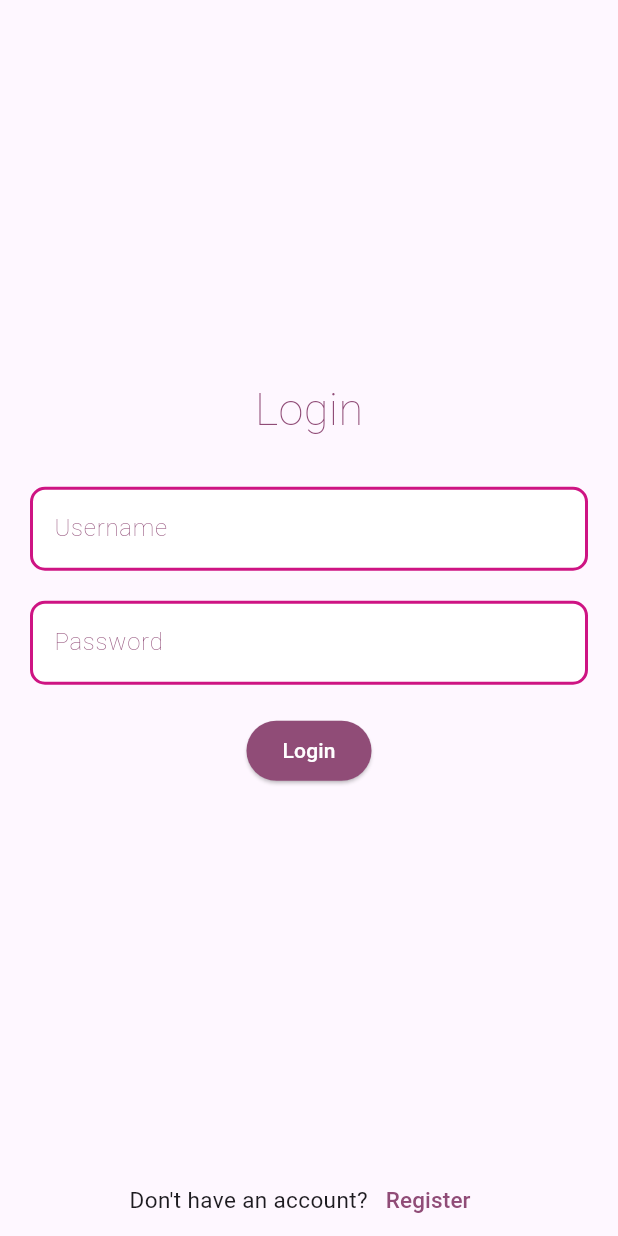
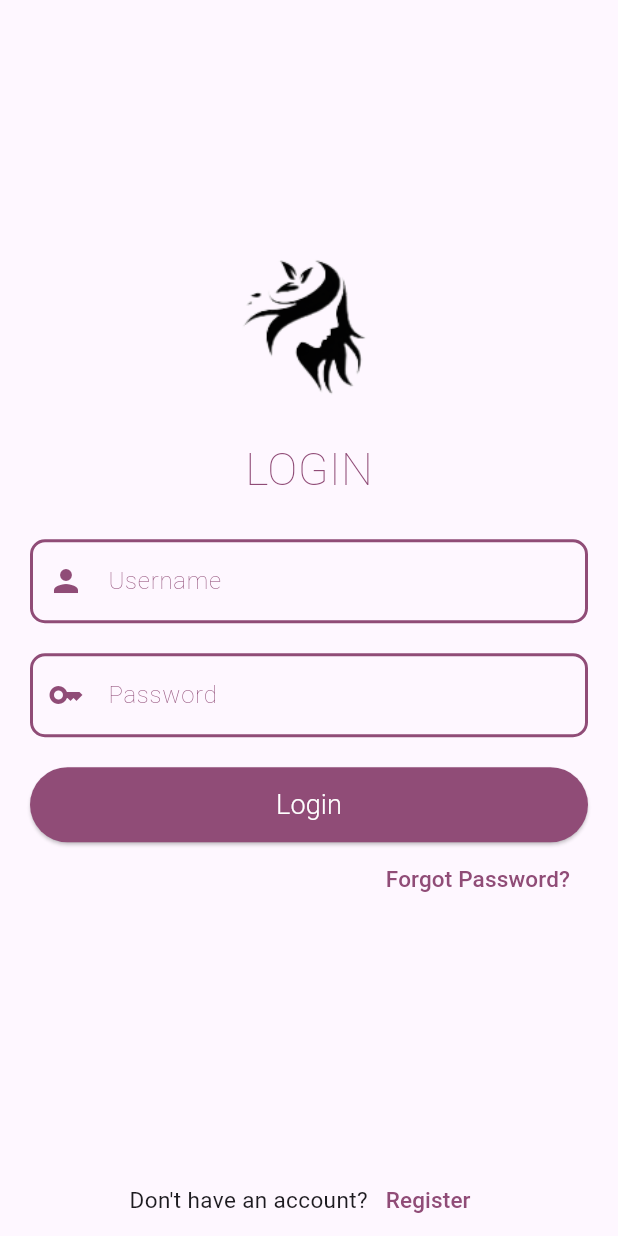
Before and after one commit to angelElizabethBerly/women_safety_app, a Flutter app: the screen it shows after launch, on a phone screen of 412 x 824 dp. Run offline on Flutter 3.47's test engine with Material 3 defaults, Android fonts, the phone set to English and light mode, and no system bars; our stand-ins replace carousel_slider, firebase_core, fluttertoast; missing offline and left inert: flutter_phone_direct_caller; accounts and stored records are empty.

Commit message:
login screen ui

```diff
--- a/lib/controller/home_screen_controller.dart
+++ b/lib/controller/home_screen_controller.dart
@@ -3,7 +3,6 @@ import 'dart:math';
 import 'package:flutter/material.dart';
 import 'package:flutter_phone_direct_caller/flutter_phone_direct_caller.dart';
 import 'package:fluttertoast/fluttertoast.dart';
-import 'package:permission_handler/permission_handler.dart';
 import 'package:url_launcher/url_launcher.dart';
 
 class HomeScreenController with ChangeNotifier {
@@ -20,11 +19,6 @@ class HomeScreenController with ChangeNotifier {
   }
 
   Future<void> openMap(String location) async {
-    final permission = await Permission.location.status.isGranted;
-    print(permission.toString());
-    if (permission != true) {
-      await Permission.location.request();
-    } else {
     String googleUrl = "https://www.google.com/maps/search/$location";
     final Uri url = Uri.parse(googleUrl);
     try {
@@ -33,8 +27,4 @@ class HomeScreenController with ChangeNotifier {
       Fluttertoast.showToast(msg: "Something went wrong");
     }
   }
-    if (await Permission.location.status.isPermanentlyDenied) {
-      openAppSettings();
 }
-  }
-}
--- /dev/null
+++ b/lib/global_widgets/custom_textfield.dart
@@ -0,0 +1,77 @@
+import 'package:flutter/material.dart';
+import 'package:women_safety_app/utils/color_constants.dart';
+
+class CustomTextFieldWidget extends StatelessWidget {
+  const CustomTextFieldWidget(
+      {super.key,
+      this.labelText,
+      this.controller,
+      this.validate,
+      this.onSave,
+      this.maxLines,
+      this.isPassword = false,
+      this.enable = true,
+      this.keyboardType,
+      this.textInputAction,
+      this.focusNode,
+      this.prefix,
+      this.suffix,
+      this.check});
+  final String? labelText;
+  final TextEditingController? controller;
+  final String? Function(String?)? validate;
+  final String? Function(String?)? onSave;
+  final int? maxLines;
+  final bool isPassword;
+  final bool enable;
+  final bool? check;
+  final TextInputType? keyboardType;
+  final TextInputAction? textInputAction;
+  final FocusNode? focusNode;
+  final Widget? prefix;
+  final Widget? suffix;
+
+  @override
+  Widget build(BuildContext context) {
+    return TextFormField(
+        enabled: enable == true ? true : enable,
+        maxLines: maxLines ?? 1,
+        onSaved: onSave,
+        focusNode: focusNode,
+        textInputAction: textInputAction,
+        keyboardType: keyboardType ?? TextInputType.name,
+        controller: controller,
+        validator: validate,
+        obscureText: isPassword == false ? false : isPassword,
+        decoration: InputDecoration(
+            prefixIcon: prefix,
+            suffixIcon: suffix,
+            labelText: labelText ?? "Label text",
+            labelStyle: TextStyle(
+                color: ColorConstants.darkPink, fontWeight: FontWeight.w200),
+            focusedBorder: OutlineInputBorder(
+                borderRadius: BorderRadius.circular(10),
+                borderSide: BorderSide(
+                    width: 2,
+                    style: BorderStyle.solid,
+                    color: ColorConstants.darkPink)),
+            enabledBorder: OutlineInputBorder(
+                borderRadius: BorderRadius.circular(10),
+                borderSide: BorderSide(
+                    width: 2,
+                    style: BorderStyle.solid,
+                    color: ColorConstants.darkPink)),
+            focusedErrorBorder: OutlineInputBorder(
+                borderRadius: BorderRadius.circular(10),
+                borderSide: BorderSide(
+                    width: 2,
+                    style: BorderStyle.solid,
+                    color: ColorConstants.primaryRed)),
+            errorBorder: OutlineInputBorder(
+                borderRadius: BorderRadius.circular(10),
+                borderSide: BorderSide(
+                    width: 2,
+                    style: BorderStyle.solid,
+                    color: ColorConstants.primaryRed))));
+  }
+}
--- /dev/null
+++ b/lib/global_widgets/primary_button.dart
@@ -0,0 +1,32 @@
+import 'package:flutter/material.dart';
+import 'package:women_safety_app/utils/color_constants.dart';
+
+class PrimaryButtonWidget extends StatelessWidget {
+  const PrimaryButtonWidget(
+      {super.key,
+      required this.title,
+      required this.onPressed,
+      this.loading = false});
+  final String title;
+  final Function onPressed;
+  final bool loading;
+
+  @override
+  Widget build(BuildContext context) {
+    return Container(
+        height: 50,
+        width: double.infinity,
+        child: ElevatedButton(
+            onPressed: () {
+              onPressed();
+            },
+            style: ButtonStyle(
+                backgroundColor:
+                    WidgetStatePropertyAll(ColorConstants.darkPink)),
+            child: Text(title,
+                style: TextStyle(
+                    color: ColorConstants.primaryWhite,
+                    fontSize: 18,
+                    fontWeight: FontWeight.w300))));
+  }
+}
--- /dev/null
+++ b/lib/global_widgets/secondary_button.dart
@@ -0,0 +1,21 @@
+import 'package:flutter/material.dart';
+import 'package:women_safety_app/utils/color_constants.dart';
+
+class SecondaryButtonWidget extends StatelessWidget {
+  const SecondaryButtonWidget(
+      {super.key, required this.title, required this.onPressed});
+  final String title;
+  final Function onPressed;
+
+  @override
+  Widget build(BuildContext context) {
+    return TextButton(
+        onPressed: () {
+          onPressed;
+        },
+        child: Text(
+          title,
+          style: TextStyle(fontSize: 15, color: ColorConstants.darkPink),
+        ));
+  }
+}
--- a/lib/utils/color_constants.dart
+++ b/lib/utils/color_constants.dart
@@ -10,4 +10,5 @@ class ColorConstants {
 
   static const Color primaryWhite = Colors.white;
   static const Color primaryBlack = Colors.black;
+  static const Color primaryRed = Colors.red;
 }
--- a/lib/view/home_screen/home_screen.dart
+++ b/lib/view/home_screen/home_screen.dart
@@ -11,6 +11,7 @@ import 'package:women_safety_app/view/home_screen/widgets/emergency_widgets/cont
 import 'package:women_safety_app/view/home_screen/widgets/emergency_widgets/police_emergency.dart';
 import 'package:women_safety_app/view/home_screen/widgets/emergency_widgets/sos_emergency.dart';
 import 'package:women_safety_app/view/home_screen/widgets/navigation_widgets.dart';
+import 'package:women_safety_app/view/home_screen/widgets/send_location_widget/send_location_widget.dart';
 
 class HomeScreen extends StatefulWidget {
   const HomeScreen({super.key});
@@ -56,10 +57,10 @@ class _HomeScreenState extends State<HomeScreen> {
         ),
       ),
       body: SafeArea(
-        child: Padding(
-          padding: const EdgeInsets.all(8.0),
-          child: SingleChildScrollView(
-            physics: AlwaysScrollableScrollPhysics(),
+        child: SingleChildScrollView(
+          physics: AlwaysScrollableScrollPhysics(),
+          child: Padding(
+            padding: const EdgeInsets.all(8.0),
             child: Column(
               crossAxisAlignment: CrossAxisAlignment.start,
               children: [
@@ -103,6 +104,7 @@ class _HomeScreenState extends State<HomeScreen> {
                 Divider(color: ColorConstants.darkPink),
                 SizedBox(height: 5),
                 NavigationWidget(),
+                SendLocationWidget(),
                 SizedBox(height: 20),
                 Text("ARTICLES",
                     style:
--- /dev/null
+++ b/lib/view/home_screen/widgets/send_location_widget/send_location_widget.dart
@@ -0,0 +1,50 @@
+// ignore_for_file: prefer_const_literals_to_create_immutables
+
+import 'package:flutter/material.dart';
+import 'package:women_safety_app/utils/color_constants.dart';
+
+class SendLocationWidget extends StatelessWidget {
+  const SendLocationWidget({super.key});
+
+  @override
+  Widget build(BuildContext context) {
+    return InkWell(
+      onTap: () => showModalSendLocation(context),
+      child: Card(
+        elevation: 5,
+        shape: RoundedRectangleBorder(borderRadius: BorderRadius.circular(20)),
+        child: ListTile(
+          shape:
+              RoundedRectangleBorder(borderRadius: BorderRadius.circular(20)),
+          tileColor: ColorConstants.primaryPink,
+          title: Text("Send Location"),
+          titleTextStyle: TextStyle(
+              color: ColorConstants.primaryWhite,
+              fontWeight: FontWeight.bold,
+              fontSize: 18),
+          subtitle: Text("Share your location"),
+          subtitleTextStyle:
+              TextStyle(color: ColorConstants.primaryWhite, fontSize: 15),
+          trailing: Icon(Icons.location_on,
+              color: ColorConstants.primaryWhite, size: 30),
+        ),
+      ),
+    );
+  }
+
+  showModalSendLocation(BuildContext context) {
+    showModalBottomSheet(
+        context: context,
+        builder: (context) {
+          return Container(
+            height: MediaQuery.of(context).size.height / 1.4,
+            width: MediaQuery.of(context).size.width,
+            decoration: BoxDecoration(
+                color: Colors.white,
+                borderRadius: BorderRadius.only(
+                    topLeft: Radius.circular(20),
+                    topRight: Radius.circular(20))),
+          );
+        });
+  }
+}
--- a/lib/view/login_screen/login_screen.dart
+++ b/lib/view/login_screen/login_screen.dart
@@ -1,7 +1,11 @@
 // ignore_for_file: prefer_const_constructors
 
 import 'package:flutter/material.dart';
+import 'package:women_safety_app/global_widgets/custom_textfield.dart';
+import 'package:women_safety_app/global_widgets/primary_button.dart';
+import 'package:women_safety_app/global_widgets/secondary_button.dart';
 import 'package:women_safety_app/utils/color_constants.dart';
+import 'package:women_safety_app/utils/image_constants.dart';
 import 'package:women_safety_app/view/home_screen/home_screen.dart';
 import 'package:women_safety_app/view/register_option_screen/register_option_screen.dart';
 
@@ -19,62 +23,77 @@ class _LoginScreenState extends State<LoginScreen> {
       body: Padding(
         padding: const EdgeInsets.symmetric(horizontal: 20),
         child: Column(mainAxisAlignment: MainAxisAlignment.center, children: [
+          Image.asset(ImageConstants.appLogo, height: 100, width: 100),
+          SizedBox(height: 25),
           Center(
               child: Text(
-            "Login",
+            "LOGIN",
             style: TextStyle(
                 fontWeight: FontWeight.w200,
                 fontSize: 30,
                 color: ColorConstants.darkPink),
           )),
-          SizedBox(height: 30),
-          TextFormField(
-            decoration: InputDecoration(
-                enabledBorder: OutlineInputBorder(
-                    borderSide:
-                        BorderSide(width: 2, color: ColorConstants.primaryPink),
-                    borderRadius: BorderRadius.circular(10)),
-                border: OutlineInputBorder(
-                    borderSide: BorderSide(width: 3),
-                    borderRadius: BorderRadius.circular(10)),
-                filled: true,
-                fillColor: ColorConstants.primaryWhite,
-                labelText: "Username",
-                labelStyle: TextStyle(
-                  color: ColorConstants.darkPink,
-                  fontWeight: FontWeight.w200,
-                )),
+          SizedBox(height: 25),
+          CustomTextFieldWidget(
+            labelText: "Username",
+            prefix: Icon(Icons.person, color: ColorConstants.darkPink),
           ),
+          // TextFormField(
+          //   decoration: InputDecoration(
+          //       enabledBorder: OutlineInputBorder(
+          //           borderSide:
+          //               BorderSide(width: 2, color: ColorConstants.primaryPink),
+          //           borderRadius: BorderRadius.circular(10)),
+          //       border: OutlineInputBorder(
+          //           borderSide: BorderSide(width: 3),
+          //           borderRadius: BorderRadius.circular(10)),
+          //       filled: true,
+          //       fillColor: ColorConstants.primaryWhite,
+          //       labelText: "Username",
+          //       labelStyle: TextStyle(
+          //         color: ColorConstants.darkPink,
+          //         fontWeight: FontWeight.w200,
+          //       )),
+          // ),
           SizedBox(height: 20),
-          TextFormField(
-            decoration: InputDecoration(
-                enabledBorder: OutlineInputBorder(
-                    borderSide:
-                        BorderSide(width: 2, color: ColorConstants.primaryPink),
-                    borderRadius: BorderRadius.circular(10)),
-                border: OutlineInputBorder(
-                    borderSide: BorderSide(width: 3),
-                    borderRadius: BorderRadius.circular(10)),
-                filled: true,
-                fillColor: ColorConstants.primaryWhite,
-                labelText: "Password",
-                labelStyle: TextStyle(
-                  color: ColorConstants.darkPink,
-                  fontWeight: FontWeight.w200,
-                )),
-            obscureText: true,
+          CustomTextFieldWidget(
+            labelText: "Password",
+            prefix: Icon(Icons.key, color: ColorConstants.darkPink),
           ),
+          // TextFormField(
+          //   decoration: InputDecoration(
+          //       enabledBorder: OutlineInputBorder(
+          //           borderSide:
+          //               BorderSide(width: 2, color: ColorConstants.primaryPink),
+          //           borderRadius: BorderRadius.circular(10)),
+          //       border: OutlineInputBorder(
+          //           borderSide: BorderSide(width: 3),
+          //           borderRadius: BorderRadius.circular(10)),
+          //       filled: true,
+          //       fillColor: ColorConstants.primaryWhite,
+          //       labelText: "Password",
+          //       labelStyle: TextStyle(
+          //         color: ColorConstants.darkPink,
+          //         fontWeight: FontWeight.w200,
+          //       )),
+          //   obscureText: true,
+          // ),
           SizedBox(height: 20),
-          ElevatedButton(
-              onPressed: () {
-                Navigator.pushReplacement(context,
-                    MaterialPageRoute(builder: (context) => HomeScreen()));
-              },
-              style: ButtonStyle(
-                  backgroundColor:
-                      WidgetStatePropertyAll(ColorConstants.darkPink)),
-              child: Text("Login",
-                  style: TextStyle(color: ColorConstants.primaryWhite))),
+          PrimaryButtonWidget(title: "Login", onPressed: () {}),
+          Align(
+              alignment: Alignment.centerRight,
+              child: SecondaryButtonWidget(
+                  title: "Forgot Password?", onPressed: () {}))
+          // ElevatedButton(
+          //     onPressed: () {
+          //       Navigator.pushReplacement(context,
+          //           MaterialPageRoute(builder: (context) => HomeScreen()));
+          //     },
+          //     style: ButtonStyle(
+          //         backgroundColor:
+          //             WidgetStatePropertyAll(ColorConstants.darkPink)),
+          //     child: Text("Login",
+          //         style: TextStyle(color: ColorConstants.primaryWhite))),
         ]),
       ),
       bottomNavigationBar: Row(
@@ -85,17 +104,18 @@ class _LoginScreenState extends State<LoginScreen> {
             "Don't have an account?",
             style: TextStyle(fontSize: 15),
           ),
-          TextButton(
-              onPressed: () {
-                Navigator.pushReplacement(
-                    context,
-                    MaterialPageRoute(
-                        builder: (context) => RegisterOptionScreen()));
-              },
-              child: Text(
-                "Register",
-                style: TextStyle(fontSize: 15, color: ColorConstants.darkPink),
-              ))
+          SecondaryButtonWidget(title: "Register", onPressed: () {})
+          // TextButton(
+          //     onPressed: () {
+          //       Navigator.pushReplacement(
+          //           context,
+          //           MaterialPageRoute(
+          //               builder: (context) => RegisterOptionScreen()));
+          //     },
+          //     child: Text(
+          //       "Register",
+          //       style: TextStyle(fontSize: 15, color: ColorConstants.darkPink),
+          //     ))
         ],
       ),
     );
--- a/pubspec.yaml
+++ b/pubspec.yaml
@@ -40,8 +40,6 @@ dependencies:
   url_launcher: ^6.2.6
   flutter_phone_direct_caller: ^2.1.1
   fluttertoast: ^8.2.5
-  permission_handler: ^11.3.1
-  location: ^6.0.2
 
 dev_dependencies:
   flutter_test:
```
Also changed, not shown: assets/images/women_safe_logo.png, pubspec.lock, 4 other files. Lines whose indentation alone changed are shown as unchanged.
